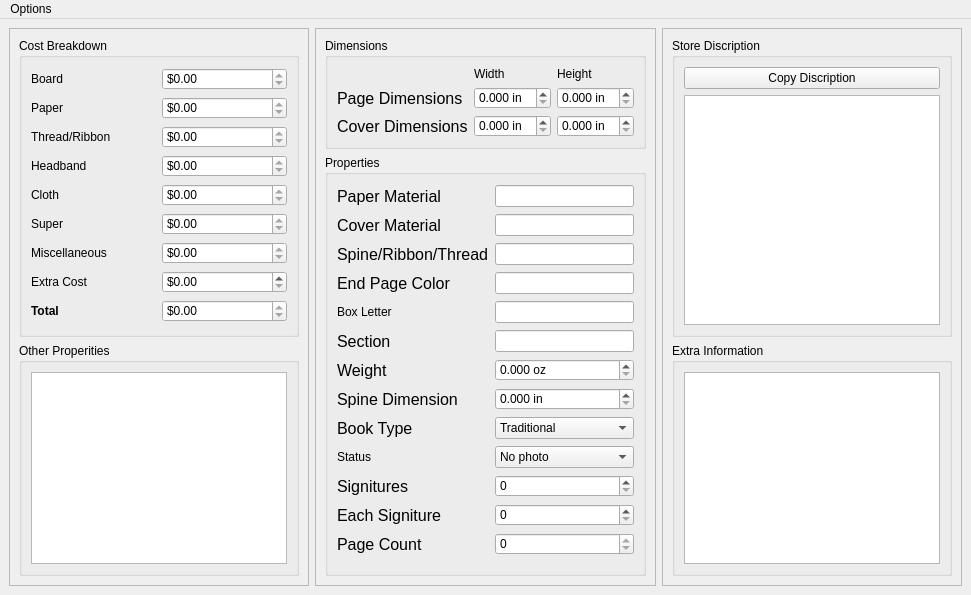
The window that mainwindow.ui (farinc/book-tracker) describes before a commit, drawn with Qt 5.
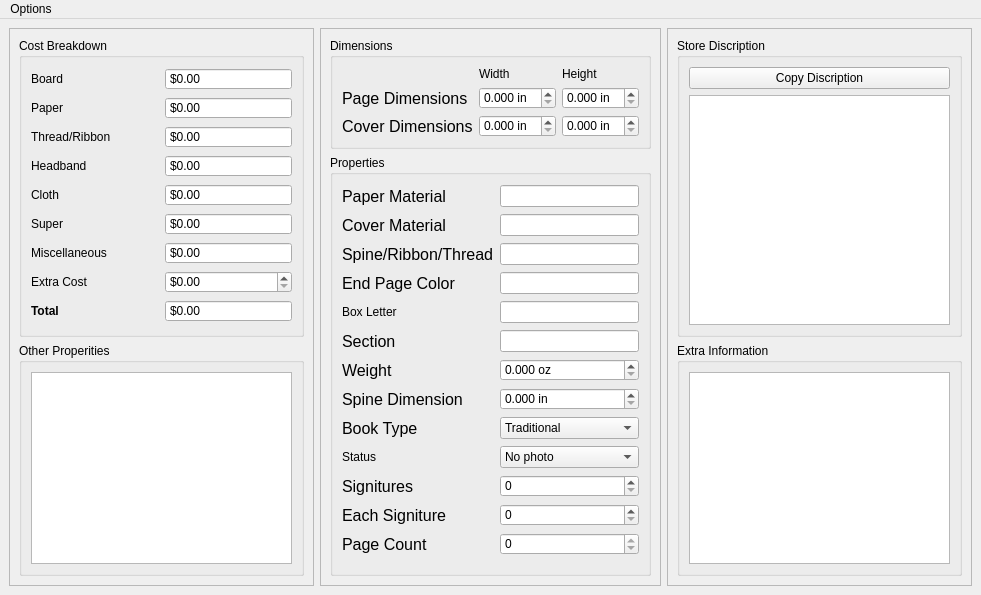
The same window after the commit. Icons and pictures are not drawn.

Diff of the .ui file:
```diff
--- a/mainwindow.ui
+++ b/mainwindow.ui
@@ -9,7 +9,7 @@
    <rect>
     <x>0</x>
     <y>0</y>
-    <width>939</width>
+    <width>981</width>
     <height>595</height>
    </rect>
   </property>
@@ -124,7 +124,6 @@
              <font>
               <family>Arial</family>
               <pointsize>12</pointsize>
-              <weight>50</weight>
               <italic>false</italic>
               <bold>false</bold>
              </font>
@@ -245,7 +244,6 @@
              <font>
               <family>Arial</family>
               <pointsize>12</pointsize>
-              <weight>50</weight>
               <italic>false</italic>
               <bold>false</bold>
              </font>
@@ -272,7 +270,6 @@
              <font>
               <family>Arial</family>
               <pointsize>12</pointsize>
-              <weight>50</weight>
               <italic>false</italic>
               <bold>false</bold>
              </font>
@@ -313,7 +310,6 @@
              <font>
               <family>Arial</family>
               <pointsize>12</pointsize>
-              <weight>50</weight>
               <italic>false</italic>
               <bold>false</bold>
              </font>
@@ -338,7 +334,6 @@
              <font>
               <family>Arial</family>
               <pointsize>12</pointsize>
-              <weight>50</weight>
               <italic>false</italic>
               <bold>false</bold>
              </font>
@@ -366,7 +361,6 @@
              <font>
               <family>Arial</family>
               <pointsize>12</pointsize>
-              <weight>50</weight>
               <italic>false</italic>
               <bold>false</bold>
              </font>
@@ -443,7 +437,6 @@
              <font>
               <family>Arial</family>
               <pointsize>12</pointsize>
-              <weight>50</weight>
               <italic>false</italic>
               <bold>false</bold>
              </font>
@@ -481,7 +474,6 @@
              <font>
               <family>Arial</family>
               <pointsize>12</pointsize>
-              <weight>50</weight>
               <italic>false</italic>
               <bold>false</bold>
              </font>
@@ -516,7 +508,6 @@
              <font>
               <family>Arial</family>
               <pointsize>12</pointsize>
-              <weight>50</weight>
               <italic>false</italic>
               <bold>false</bold>
              </font>
@@ -573,7 +564,6 @@
              <font>
               <family>Arial</family>
               <pointsize>12</pointsize>
-              <weight>50</weight>
               <italic>false</italic>
               <bold>false</bold>
              </font>
@@ -598,7 +588,6 @@
              <font>
               <family>Arial</family>
               <pointsize>12</pointsize>
-              <weight>50</weight>
               <italic>false</italic>
               <bold>false</bold>
              </font>
@@ -673,7 +662,6 @@
              <font>
               <family>Arial</family>
               <pointsize>12</pointsize>
-              <weight>50</weight>
               <italic>false</italic>
               <bold>false</bold>
              </font>
@@ -708,7 +696,6 @@
              <font>
               <family>Arial</family>
               <pointsize>12</pointsize>
-              <weight>50</weight>
               <italic>false</italic>
               <bold>false</bold>
              </font>
@@ -743,7 +730,6 @@
              <font>
               <family>Arial</family>
               <pointsize>12</pointsize>
-              <weight>50</weight>
               <italic>false</italic>
               <bold>false</bold>
              </font>
@@ -819,7 +805,7 @@
              <bool>true</bool>
             </property>
             <property name="buttonSymbols">
-             <enum>QAbstractSpinBox::UpDownArrows</enum>
+             <enum>QAbstractSpinBox::ButtonSymbols::NoButtons</enum>
             </property>
             <property name="prefix">
              <string>$</string>
@@ -832,7 +818,7 @@
              <bool>true</bool>
             </property>
             <property name="buttonSymbols">
-             <enum>QAbstractSpinBox::UpDownArrows</enum>
+             <enum>QAbstractSpinBox::ButtonSymbols::NoButtons</enum>
             </property>
             <property name="prefix">
              <string>$</string>
@@ -845,7 +831,7 @@
              <bool>true</bool>
             </property>
             <property name="buttonSymbols">
-             <enum>QAbstractSpinBox::UpDownArrows</enum>
+             <enum>QAbstractSpinBox::ButtonSymbols::NoButtons</enum>
             </property>
             <property name="prefix">
              <string>$</string>
@@ -858,7 +844,7 @@
              <bool>true</bool>
             </property>
             <property name="buttonSymbols">
-             <enum>QAbstractSpinBox::UpDownArrows</enum>
+             <enum>QAbstractSpinBox::ButtonSymbols::NoButtons</enum>
             </property>
             <property name="prefix">
              <string>$</string>
@@ -871,7 +857,7 @@
              <bool>true</bool>
             </property>
             <property name="buttonSymbols">
-             <enum>QAbstractSpinBox::UpDownArrows</enum>
+             <enum>QAbstractSpinBox::ButtonSymbols::NoButtons</enum>
             </property>
             <property name="prefix">
              <string>$</string>
@@ -959,7 +945,7 @@
              <bool>true</bool>
             </property>
             <property name="buttonSymbols">
-             <enum>QAbstractSpinBox::UpDownArrows</enum>
+             <enum>QAbstractSpinBox::ButtonSymbols::NoButtons</enum>
             </property>
             <property name="prefix">
              <string>$</string>
@@ -985,7 +971,7 @@
              <bool>true</bool>
             </property>
             <property name="buttonSymbols">
-             <enum>QAbstractSpinBox::UpDownArrows</enum>
+             <enum>QAbstractSpinBox::ButtonSymbols::NoButtons</enum>
             </property>
             <property name="prefix">
              <string>$</string>
@@ -998,7 +984,7 @@
              <bool>true</bool>
             </property>
             <property name="buttonSymbols">
-             <enum>QAbstractSpinBox::UpDownArrows</enum>
+             <enum>QAbstractSpinBox::ButtonSymbols::NoButtons</enum>
             </property>
             <property name="prefix">
              <string>$</string>
@@ -1075,8 +1061,8 @@
     <rect>
      <x>0</x>
      <y>0</y>
-     <width>939</width>
-     <height>31</height>
+     <width>981</width>
+     <height>22</height>
     </rect>
    </property>
    <widget class="QMenu" name="menuOptions">
```
Left out of the diff: 323 changed lines with no effect on the pictures.
